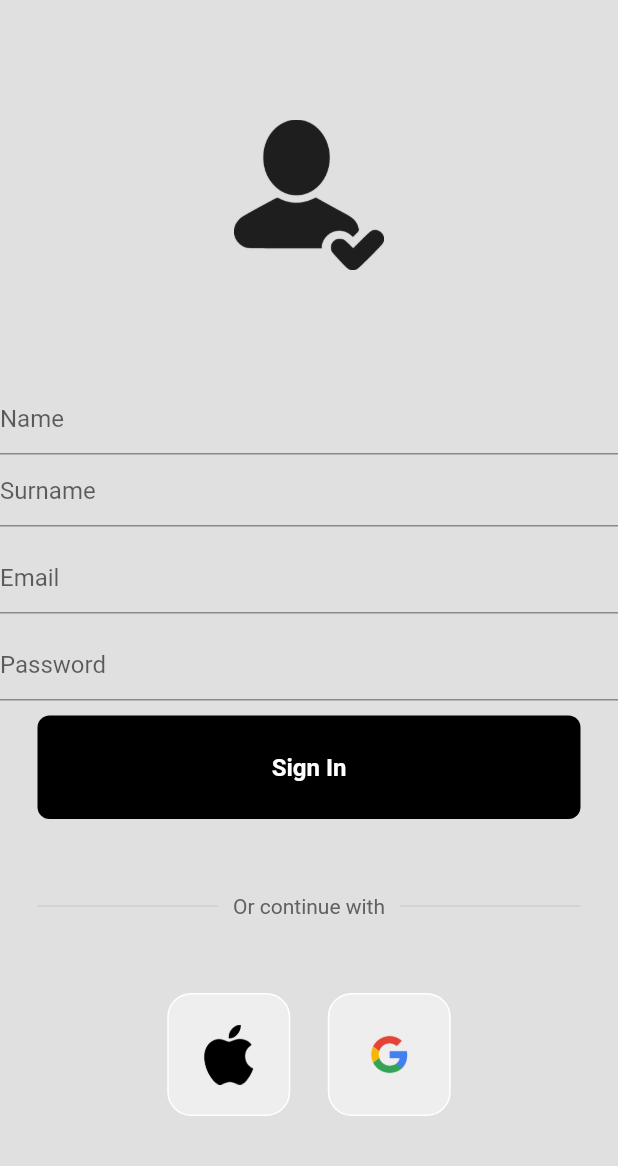
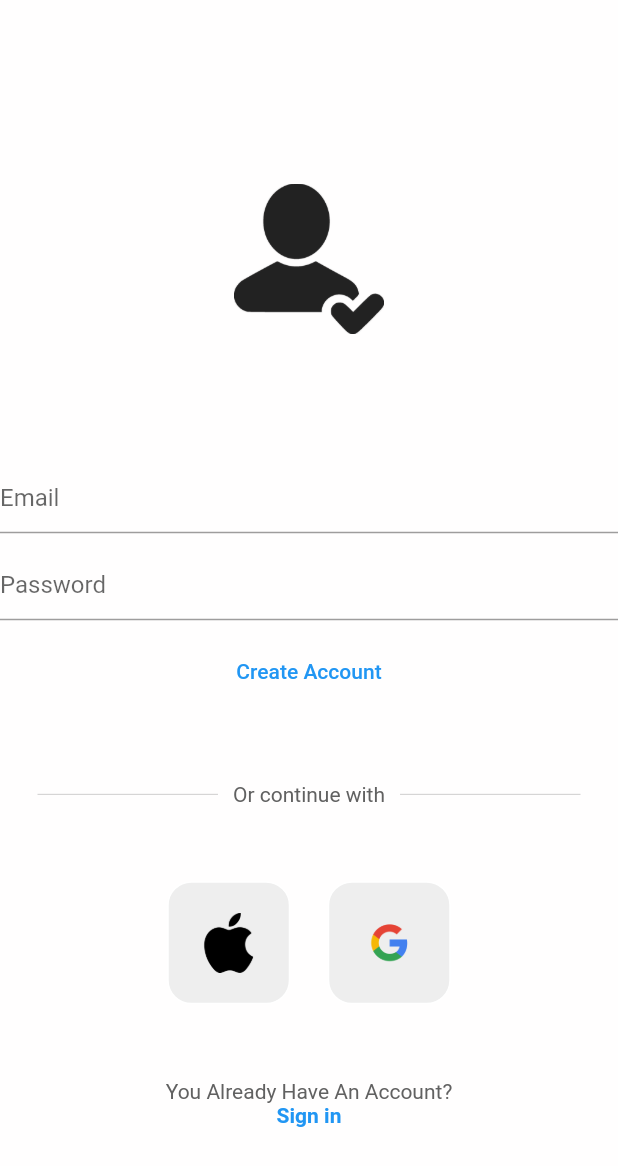
Before and after one commit to Ob1ida/ShareingApp, a Flutter app: the screen it shows after launch, after a tap on "Not a member?", on a phone screen of 412 x 824 dp. Shown: the top 1166 px of the screen. Run offline on Flutter 3.47's test engine with Material 2 defaults, Android fonts, the phone set to English and light mode, and no system bars; our stand-ins replace firebase_auth, firebase_core; accounts and stored records are empty.

Commit message:
Login Form

```diff
--- a/lib/Screens/login_page.dart
+++ b/lib/Screens/login_page.dart
@@ -10,6 +10,7 @@ class LoginPage extends StatelessWidget {
   late String email, password;
   final formkey = GlobalKey<FormState>();
   final firebaseAuth = FirebaseAuth.instance;
+  var SignedIn = false;
 
   // text editing controllers
   final usernameController = TextEditingController();
@@ -21,7 +22,7 @@ class LoginPage extends StatelessWidget {
   @override
   Widget build(BuildContext context) {
     return Scaffold(
-      backgroundColor: Colors.grey[300],
+      backgroundColor: const Color.fromARGB(255, 255, 254, 254),
       body: SafeArea(
         child: Center(
           child: Form(
@@ -32,7 +33,7 @@ class LoginPage extends StatelessWidget {
                 const SizedBox(height: 50),
 
                 // logo
-                ImageIcon(AssetImage('assets/images/saleicon.png'
+                const ImageIcon(AssetImage('assets/images/saleicon.png'
                 ),
                 size: 100,
                 ),
@@ -118,13 +119,17 @@ class LoginPage extends StatelessWidget {
                       formkey.currentState!.save();
                       try{
                         var userResult =
-                         await firebaseAuth.createUserWithEmailAndPassword(
-                          email: email, password: password, name: 'name', surname: 'surname');
+                         await firebaseAuth.signInWithEmailAndPassword(
+                          email: email, password: password);
                           print(userResult.user!.uid);
+                          SignedIn = true;
                       }catch(e){
                         print(e.toString());
                       }
 
+                    }
+                    if(SignedIn){
+                      print('signed in ');
                     }
                   },
                 ),
--- a/lib/Screens/sign_up.dart
+++ b/lib/Screens/sign_up.dart
@@ -3,13 +3,16 @@ import 'package:flutter/material.dart';
 
 import '../components/my_button.dart';
 import '../components/square_tile.dart';
+import 'login_page.dart';
 
+// ignore: must_be_immutable
 class SignUpScreen extends StatelessWidget {
   SignUpScreen({Key? key}) : super(key: key);
 
   late String name, surname, email, password;
   final formKey = GlobalKey<FormState>();
   final firebaseAuth = FirebaseAuth.instance;
+  var SignedUp = false;
 
   // text editing controllers
   final nameController = TextEditingController();
@@ -23,8 +26,6 @@ class SignUpScreen extends StatelessWidget {
       formKey.currentState!.save();
       try {
         var userResult = await firebaseAuth.createUserWithEmailAndPassword(
-          name: name,
-          surname: surname,
           email: email,
           password: password,
         );
@@ -37,8 +38,9 @@ class SignUpScreen extends StatelessWidget {
 
   @override
   Widget build(BuildContext context) {
+
     return Scaffold(
-      backgroundColor: Colors.grey[300],
+      backgroundColor: const Color.fromARGB(255, 255, 254, 254),
       body: SafeArea(
         child: Center(
           child: Form(
@@ -58,40 +60,7 @@ class SignUpScreen extends StatelessWidget {
                 const SizedBox(height: 25),
 
                 // name textfield
-                TextFormField(
-                  validator: (value) {
-                    if (value!.isEmpty) {
-                      return 'Please enter your name';
-                    }
-                    return null;
-                  },
-                  onSaved: (value) {
-                    name = value!;
-                  },
-                  controller: nameController,
-                  decoration: const InputDecoration(
-                    hintText: 'Name',
-                  ),
-                  obscureText: false,
-                ),
 
-                // surname textfield
-                TextFormField(
-                  validator: (value) {
-                    if (value!.isEmpty) {
-                      return 'Please enter your surname';
-                    }
-                    return null;
-                  },
-                  onSaved: (value) {
-                    surname = value!;
-                  },
-                  controller: surnameController,
-                  decoration: const InputDecoration(
-                    hintText: 'Surname',
-                  ),
-                  obscureText: false,
-                ),
 
                 const SizedBox(height: 10),
 
@@ -138,9 +107,41 @@ class SignUpScreen extends StatelessWidget {
 
 
                 // sign up button
-                SignInButton(
-                  onTap: signUpUser,
-                ),
+                Center(
+                  child: TextButton(
+onPressed: () async {
+
+
+  if(formKey.currentState!.validate()){
+                      formKey.currentState!.save();
+                      try{
+
+                        var userResult =
+                         await firebaseAuth.createUserWithEmailAndPassword(
+                          email: email, password: password);
+                          print(userResult.user!.uid);
+                          SignedUp = true;
+                      }catch(e){
+                        print(e.toString());
+                      }
+                      if(SignedUp){
+                        Navigator.push(
+                          context,
+                          MaterialPageRoute(builder: (context) => LoginPage()),
+
+                        );
+
+
+                      }
+                    }
+                    }, child: const Text(
+                      "Create Account",
+                      selectionColor: Color.fromARGB(255, 105, 58, 247),
+                    ),
+                  ),
+
+
+                   ),
 
                 const SizedBox(height: 50),
 
@@ -175,7 +176,7 @@ class SignUpScreen extends StatelessWidget {
                 const SizedBox(height: 50),
 
                 // sale image buttons
-                Row(
+                const Row(
                   mainAxisAlignment: MainAxisAlignment.center,
                   children: [
                     // google button
@@ -190,6 +191,32 @@ class SignUpScreen extends StatelessWidget {
 
                 const SizedBox(height: 50),
 
+                     InkWell(
+  onTap: () {
+    Navigator.push(
+      context,
+      MaterialPageRoute(builder: (context) => LoginPage()),
+    );
+  },
+  child: Column(
+    mainAxisAlignment: MainAxisAlignment.center,
+    children: [
+      Text(
+        'You Already Have An Account?',
+        style: TextStyle(color: Colors.grey[700]),
+      ),
+      const SizedBox(width: 4),
+      const Text(
+        'Sign in',
+        style: TextStyle(
+          color: Colors.blue,
+          fontWeight: FontWeight.bold,
+        ),
+      ),
+    ],
+  ),
+)
+
 
               ],
             ),
@@ -198,4 +225,6 @@ class SignUpScreen extends StatelessWidget {
       ),
     );
   }
+
+  customText() {}
 }
--- a/lib/components/my_button.dart
+++ b/lib/components/my_button.dart
@@ -34,7 +34,7 @@ class SignInButton extends StatelessWidget {
 class SignUpButton extends StatelessWidget {
   final Function()? onTap;
 
-  const SignUpButton({super.key, required this.onTap});
+  const SignUpButton(Null Function() param0, {super.key, required this.onTap});
 
   @override
   Widget build(BuildContext context) {
```
